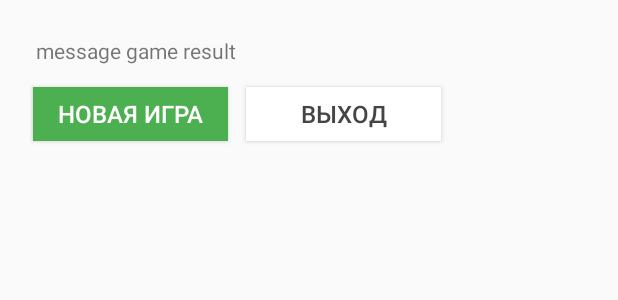
After one commit to AlexeyPertsukh/hw32-android-game-millionaire, an Android app: the layout dialog_end_game.xml on its own in the app's theme, with its tools: preview values and no code run, on a phone screen of 412 x 824 dp. The commit adds this screen. Shown: the top 300 px of the screen. Run offline under Robolectric (Android 15) with nearby library versions, the phone set to English and light mode, and no system bars.

Commit message:
add dialog result game

```diff
--- a/app/src/main/java/com/example/gamemillionaire/readers/TcpClient.java
+++ b/app/src/main/java/com/example/gamemillionaire/readers/TcpClient.java
@@ -15,7 +15,7 @@ import java.net.Socket;
 import java.util.ArrayList;
 
 public class TcpClient implements IConst {
-    private final static String FORMAT_MESSAGE_FAILED_CONNECTION = "не удалось получить данные с сервера %s:%d ";
+    private final static String FORMAT_MESSAGE_FAILED_CONNECTION = "Не удалось получить данные с сервера %s : %d ";
     private final static String QUERY = "select *";
     private final static String KEY_LOG = "TcpClient";
 
--- a/app/src/main/res/drawable/draw_toast.xml
+++ b/app/src/main/res/drawable/draw_toast.xml
@@ -5,7 +5,7 @@
     android:background="#CCF1F8F1"
     >
 
-    <solid android:color="#B3F1F8F1" />
+    <solid android:color="#B3E3ED7E" />
     <corners
         android:bottomRightRadius="25dp"
         android:bottomLeftRadius="25dp"
--- a/app/src/main/res/drawable/draw_tv_green.xml
+++ b/app/src/main/res/drawable/draw_tv_green.xml
@@ -10,5 +10,5 @@
         android:bottomLeftRadius="15dp"
         android:topLeftRadius="15dp"
         android:topRightRadius="15dp" />
-    <stroke android:width="2dp" android:color="@color/black"/>
+    <stroke android:width="1dp" android:color="@color/black"/>
 </shape>
--- a/app/src/main/res/drawable/draw_tv_orange.xml
+++ b/app/src/main/res/drawable/draw_tv_orange.xml
@@ -10,5 +10,5 @@
         android:bottomLeftRadius="15dp"
         android:topLeftRadius="15dp"
         android:topRightRadius="15dp" />
-    <stroke android:width="2dp" android:color="@color/black"/>
+    <stroke android:width="1dp" android:color="@color/black"/>
 </shape>
--- a/app/src/main/res/drawable/draw_tv_red.xml
+++ b/app/src/main/res/drawable/draw_tv_red.xml
@@ -11,5 +11,5 @@
         android:topLeftRadius="15dp"
         android:topRightRadius="15dp"
         />
-    <stroke android:width="2dp" android:color="@color/black"/>
+    <stroke android:width="1dp" android:color="@color/black"/>
 </shape>
--- a/app/src/main/res/drawable/draw_tv_white.xml
+++ b/app/src/main/res/drawable/draw_tv_white.xml
@@ -4,11 +4,11 @@
     android:shape="rectangle"
     android:padding="10dp"
     >
-    <solid android:color="#FFFFFF" />
+    <solid android:color="#A0FFFFFF" />
     <corners
         android:bottomRightRadius="15dp"
         android:bottomLeftRadius="15dp"
         android:topLeftRadius="15dp"
         android:topRightRadius="15dp" />
-    <stroke android:width="2dp" android:color="@color/black"/>
+    <stroke android:width="1dp" android:color="@color/black"/>
 </shape>
--- a/app/src/main/res/layout/custom_toast.xml
+++ b/app/src/main/res/layout/custom_toast.xml
@@ -15,7 +15,7 @@
         app:layout_constraintStart_toStartOf="parent"
         app:layout_constraintTop_toTopOf="parent"
         android:textSize="14sp"
-        android:textColor="@color/gray"
+        android:textColor="@color/black"
         android:background="@drawable/draw_toast"
         android:padding="10sp"
         />
--- a/app/src/main/res/layout/dialog_connect_layout.xml
+++ b/app/src/main/res/layout/dialog_connect.xml
@@ -58,7 +58,7 @@
         app:layout_constraintTop_toTopOf="parent" />
 
     <Button
-        android:id="@+id/btnConnectOk"
+        android:id="@+id/btnNewGame"
         android:layout_width="100sp"
         android:layout_height="36sp"
         android:layout_marginStart="2dp"
@@ -71,7 +71,7 @@
         app:layout_constraintTop_toBottomOf="@+id/etPort" />
 
     <Button
-        android:id="@+id/btnConnectCancel"
+        android:id="@+id/btnQuit"
         android:layout_width="100sp"
         android:layout_height="36sp"
         android:layout_marginStart="20dp"
@@ -80,6 +80,6 @@
         android:text="Cancel"
         android:textColor="@color/gray"
         android:textSize="16sp"
-        app:layout_constraintStart_toEndOf="@+id/btnConnectOk"
+        app:layout_constraintStart_toEndOf="@+id/btnNewGame"
         app:layout_constraintTop_toBottomOf="@+id/etPort" />
 </androidx.constraintlayout.widget.ConstraintLayout>
--- /dev/null
+++ b/app/src/main/res/layout/dialog_end_game.xml
@@ -0,0 +1,45 @@
+<?xml version="1.0" encoding="utf-8"?>
+<androidx.constraintlayout.widget.ConstraintLayout xmlns:android="http://schemas.android.com/apk/res/android"
+    xmlns:app="http://schemas.android.com/apk/res-auto"
+    xmlns:tools="http://schemas.android.com/tools"
+    android:layout_width="match_parent"
+    android:layout_height="match_parent"
+    android:padding="20sp"
+    >
+
+    <Button
+        android:id="@+id/btnNewGame"
+        android:layout_width="130sp"
+        android:layout_height="36sp"
+        android:layout_marginStart="2dp"
+        android:layout_marginTop="12dp"
+        android:background="@color/green"
+        android:text="Новая игра"
+        android:textColor="@color/white"
+        android:textSize="16sp"
+        app:layout_constraintStart_toStartOf="parent"
+        app:layout_constraintTop_toBottomOf="@+id/tvMessageGameResult" />
+
+    <Button
+        android:id="@+id/btnQuit"
+        android:layout_width="130sp"
+        android:layout_height="36sp"
+        android:layout_marginStart="12dp"
+        android:layout_marginTop="12dp"
+        android:background="@color/white"
+        android:text="Выход"
+        android:textColor="@color/gray"
+        android:textSize="16sp"
+        app:layout_constraintStart_toEndOf="@+id/btnNewGame"
+        app:layout_constraintTop_toBottomOf="@+id/tvMessageGameResult" />
+
+    <TextView
+        android:id="@+id/tvMessageGameResult"
+        android:layout_width="267dp"
+        android:layout_height="22dp"
+        android:layout_marginStart="4dp"
+        android:layout_marginTop="4dp"
+        android:text="message game result"
+        app:layout_constraintStart_toStartOf="parent"
+        app:layout_constraintTop_toTopOf="parent" />
+</androidx.constraintlayout.widget.ConstraintLayout>
--- a/app/src/main/res/values/colors.xml
+++ b/app/src/main/res/values/colors.xml
@@ -15,7 +15,7 @@
     <color name="green">#FF4CAF50</color>
     <color name="gray">#444544</color>
     <color name="light_gray">#9EA19E</color>
-    <color name="orange">#FF5722</color>
+    <color name="orange">#ED6135</color>
     <color name="yellow">#FFC107</color>
     <color name="red">#E91E63</color>
 </resources>
```
Also changed, not shown: app/src/main/java/com/example/gamemillionaire/DialogConnect.java (+3 -5 lines), app/src/main/java/com/example/gamemillionaire/DialogFragmentGameResult.java (added, +27 -0 lines), app/src/main/java/com/example/gamemillionaire/Game.java (+45 -24 lines), app/src/main/java/com/example/gamemillionaire/GameFragment.java (+71 -27 lines), app/src/main/java/com/example/gamemillionaire/InputQuestionsFragment.java (+2 -7 lines), app/src/main/java/com/example/gamemillionaire/question/Question.java (+9 -0 lines), app/src/main/res/layout/fragment_game.xml (+15 -2 lines).
